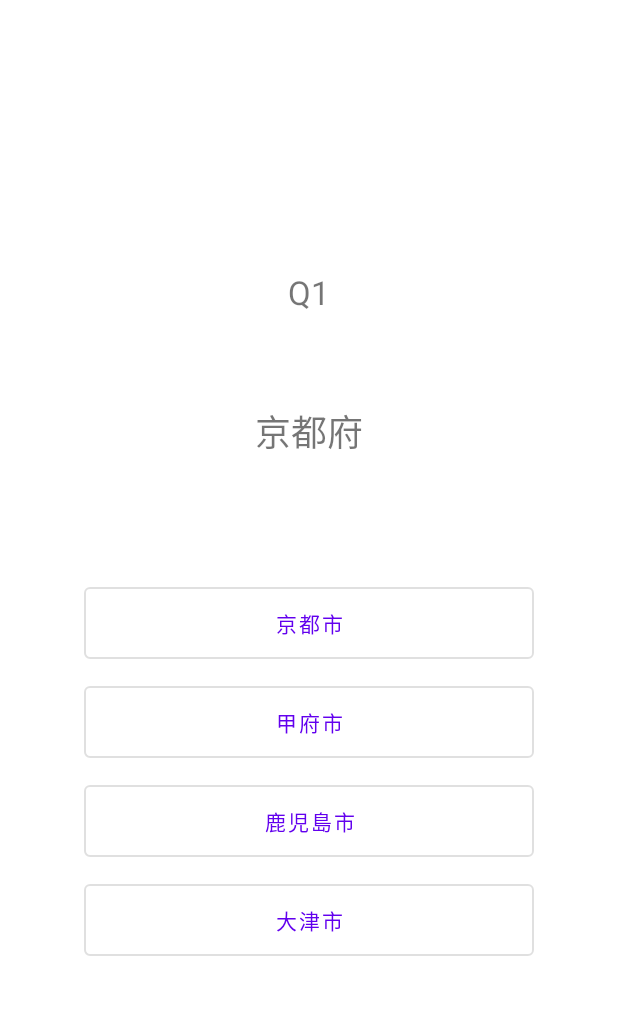
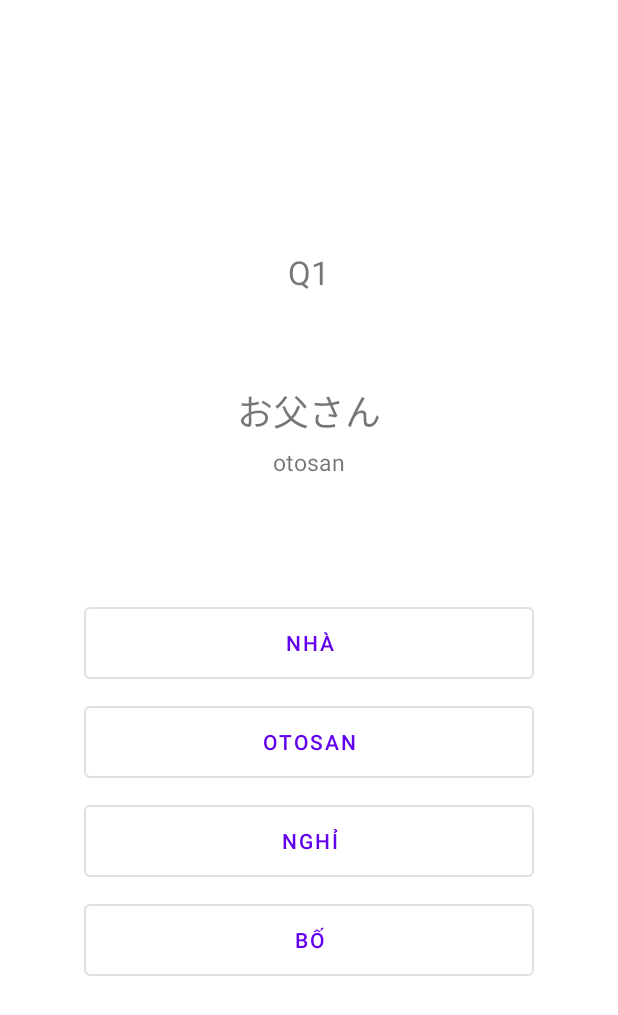
Before and after one commit to HiroyukiYamamoto-vjconnect/NihongoQuiz, an Android app: the screen it shows after launch (MainActivity), after a tap on "クイズを始める", on a phone screen of 412 x 824 dp. Shown: the top 1015 px of the screen. Run offline under Robolectric (Android 15) with nearby library versions, the phone set to English and light mode, and no system bars; our stand-ins replace AdMob.

Commit message:
・クイズ問題を正式なものに変更（一部） ・問題文にアルファベットを表示するよう修正

```diff
--- a/app/src/main/java/com/vjconnect/nihongoquiz/MainActivity.java
+++ b/app/src/main/java/com/vjconnect/nihongoquiz/MainActivity.java
@@ -32,6 +32,7 @@ public class MainActivity extends AppCompatActivity {
 
     private TextView countLabel;
     private TextView questionLabel;
+    private TextView alphabetLabel;
     private Button answerBtn1;
     private Button answerBtn2;
     private Button answerBtn3;
@@ -72,6 +73,7 @@ public class MainActivity extends AppCompatActivity {
 
         countLabel = findViewById(R.id.countLabel);
         questionLabel = findViewById(R.id.questionLabel);
+        alphabetLabel = findViewById(R.id.alphabetLabel);
         answerBtn1 = findViewById(R.id.answerBtn1);
         answerBtn2 = findViewById(R.id.answerBtn2);
         answerBtn3 = findViewById(R.id.answerBtn3);
@@ -105,11 +107,12 @@ public class MainActivity extends AppCompatActivity {
             // quizArrayを作成
             while (cursor.moveToNext()) {
                 ArrayList<String> tmpArray = new ArrayList<>();
-                tmpArray.add(cursor.getString(0)); // 都道府県名
-                tmpArray.add(cursor.getString(1)); // 正解
-                tmpArray.add(cursor.getString(2)); // 選択肢1
-                tmpArray.add(cursor.getString(3)); // 選択肢2
-                tmpArray.add(cursor.getString(4)); // 選択肢3
+                tmpArray.add(cursor.getString(0)); // 日本語名
+                tmpArray.add(cursor.getString(1)); // アルファベット
+                tmpArray.add(cursor.getString(2)); // 正解
+                tmpArray.add(cursor.getString(3)); // 選択肢1
+                tmpArray.add(cursor.getString(4)); // 選択肢2
+                tmpArray.add(cursor.getString(5)); // 選択肢3
                 quizArray.add(tmpArray);
             }
         } finally {
@@ -165,11 +168,14 @@ public class MainActivity extends AppCompatActivity {
         // randomNumを使って、quizArrayからクイズを一つ取り出す
         ArrayList<String> quiz = quizArray.get(randomNum);
 
-        // 問題文(都道府県名)を表示
+        // 問題文(日本語)を表示
         questionLabel.setText(quiz.get(0));
 
+        // 問題文のアルファベットを表示
+        alphabetLabel.setText(quiz.get(1));
+
         // 正解をrightAnswerにセット
-        rightAnswer = quiz.get(1);
+        rightAnswer = quiz.get(2);
 
         // クイズ配列から問題文(都道府県名)を削除
         quiz.remove(0);
@@ -178,10 +184,10 @@ public class MainActivity extends AppCompatActivity {
         Collections.shuffle(quiz);
 
         // 解答ボタンに正解と選択肢3つを表示
-        answerBtn1.setText(quiz.get(0));
-        answerBtn2.setText(quiz.get(1));
-        answerBtn3.setText(quiz.get(2));
-        answerBtn4.setText(quiz.get(3));
+        answerBtn1.setText(quiz.get(1));
+        answerBtn2.setText(quiz.get(2));
+        answerBtn3.setText(quiz.get(3));
+        answerBtn4.setText(quiz.get(4));
 
         // このクイズをquizArrayから削除
         quizArray.remove(randomNum);
--- a/app/src/main/java/com/vjconnect/nihongoquiz/QuizDatabaseHelper.java
+++ b/app/src/main/java/com/vjconnect/nihongoquiz/QuizDatabaseHelper.java
@@ -11,7 +11,44 @@ public class QuizDatabaseHelper extends SQLiteOpenHelper {
     static final private int VERSION = 001;
 
     String[][] quizData = {
-            // {"都道府県名", "正解", "選択肢１", "選択肢２", "選択肢３", "カテゴリー"}
+            // {"日本語", "正解", "選択肢１", "選択肢２", "選択肢３", "カテゴリー"}
+            {"朝", "asa","Buổi sáng","Bạn bè","Nghỉ","Tình yêu","1"},
+            {"家", "ie","Nhà","Điện","Tuần sau","Tình yêu, tình thương","1"},
+            {"エアコン", "eakon","Máy điều hòa","Bà","Nghỉ","Ý tưởng","1"},
+            {"お母さん", "okasan","Mẹ","Tuần trước","Anh trai","Bắt tay","1"},
+            {"外国", "gaikoku","Nước ngoài","Tai nạn, sự cố","Con chó","Truy cập","1"},
+            {"季節", "kisetsu","Mùa","Buổi chiều","Sinh viên, học sinh","Trọng âm","1"},
+            {"空港", "kuko","Sân bay","Giày","Lớp học","Khắp nơi, đây đó ","1"},
+            {"元気", "genki","Khoẻ mạnh","Lớp học","Giày","Thu thập","1"},
+            {"高校", "koko","Trường trung học phổ thông","Sinh viên, học sinh","Buổi chiều","Địa chỉ","1"},
+            {"魚", "sakana","Cá","Tiền bạc","Tai nạn, sự cố","Dọn dẹp","1"},
+            {"時間", "jikan","Thời gian","Ga tàu, nhà ga","Tuần trước","Lời khuyên","1"},
+            {"スーパー", "supa","Siêu thị","Con chó","Bà","Hố, hang, lỗ hỏng","1"},
+            {"席", "seki","Ghế","Anh trai","Điện","Phần dư, phần còn lại","1"},
+            {"外", "soto","Ở ngoài","Bố mẹ","Bạn bè","Bảng câu hỏi","1"},
+            {"大学", "daigaku","Trường đại học","Tuần sau","Buổi sáng","Tinh nghịch, nghịch ngợm","1"},
+            {"お父さん", "otosan","Bố","Nghỉ","Nhà","Việc nhà, việc nội trợ","1"},
+            {"テレビ", "televi","Ti vi","E-mail","Máy điều hòa","Cho vay","1"},
+            {"メール", "meru","E-mail","Ti vi","Mẹ","Con số","1"},
+            {"休み", "yasumi","Nghỉ","Bố","Nước ngoài","Một hướng, một bên","1"},
+            {"来週", "raishu","Tuần sau","Bố","Mùa","Danh mục, Catalog","1"},
+            {"両親", "ryosin","Bố mẹ","Trường đại học","Sân bay","Giá trị","1"},
+            {"兄", "ani","Anh trai","Ở ngoài","Khoẻ mạnh","Cắt","1"},
+            {"犬", "inu","Con chó","Ghế","Trường trung học phổ thông","Hoạt động","1"},
+            {"駅", "eki","Ga tàu, nhà ga","Siêu thị","Cá","Nhẫn nhịn, chịu đựng","1"},
+            {"お金", "okane","Tiền bạc","Thời gian","Chúa Trời","Tình yêu","1"},
+            {"学生", "gakusei","Sinh viên, học sinh","Bầu trời","Ý tưởng","Bắt tay","1"},
+            {"教室", "kyoshitsu","Lớp học","Trường trung học phổ thông","Truy cập","Địa chỉ","1"},
+            {"靴", "kutsu","Giày","Khoẻ mạnh","Thời gian","Chào mừng, nghênh đón","1"},
+            {"午後", "gogo","Buổi chiều","Sân bay","Siêu thị","Du lịch","1"},
+            {"事故", "jiko","Tai nạn, sự cố","Mùa","Ghế","Bạn bè","1"},
+            {"先週", "sensyu","Tuần trước","Nước ngoài","Ở ngoài","Điện","1"},
+            {"祖母", "sobo","Bà","Mẹ","Trường đại học","Tai nạn, sự cố", "1"},
+            {"電気", "denki","Điện","Máy điều hòa","Bố","Giày","1"},
+            {"友達", "tomodachi","Bạn bè","Nhà","Ti vi","Anh trai","1"},
+
+
+            /*
             {"北海道", "札幌市", "長崎市", "福島市", "前橋市", "1"},
             {"青森県", "青森市", "広島市", "甲府市", "岡山市", "1"},
             {"岩手県", "盛岡市","大分市", "秋田市", "福岡市", "1"},
@@ -59,6 +96,8 @@ public class QuizDatabaseHelper extends SQLiteOpenHelper {
             {"宮崎県", "宮崎市", "札幌市", "新潟市", "奈良市", "6"},
             {"鹿児島県", "鹿児島県", "和歌山市", "神戸市", "名古屋市", "6"},
             {"沖縄県", "那覇市", "熊本市", "高知市", "大津市", "6"}
+
+             */
     };
 
 
@@ -70,7 +109,7 @@ public class QuizDatabaseHelper extends SQLiteOpenHelper {
     public void onCreate(SQLiteDatabase db) {
         // テーブルを作成
         db.execSQL("CREATE TABLE quiz (" +
-                "question TEXT PRIMARY KEY, answer TXT, choice1 TEXT," +
+                "question TEXT PRIMARY KEY, alphabet TXT, answer TXT, choice1 TEXT," +
                 "choice2 TXT, choice3 TXT, category TXT)");
 
         // トランザクション開始
@@ -78,20 +117,21 @@ public class QuizDatabaseHelper extends SQLiteOpenHelper {
         try {
             // SQLを準備
             SQLiteStatement sql = db.compileStatement(
-                    "INSERT INTO quiz (question, answer, choice1, choice2, choice3, category)" +
-                            "VALUES(?, ?, ?, ?, ?, ?)"
+                    "INSERT INTO quiz (question, alphabet, answer, choice1, choice2, choice3, category)" +
+                            "VALUES(?, ?, ?, ?, ?, ?, ?)"
             );
 
             // クイズにデータを一行ずつ追加する
             for (int i=0; i < quizData.length; i++) {
                 // Valueをセット
                 // bindString(index, value)
-                sql.bindString(1, quizData[i][0]); // 都道府県名
-                sql.bindString(2, quizData[i][1]); // 正解
-                sql.bindString(3, quizData[i][2]); // 選択肢１
-                sql.bindString(4, quizData[i][3]); // 選択肢２
-                sql.bindString(5, quizData[i][4]); // 選択肢３
-                sql.bindString(6, quizData[i][5]); // カテゴリ
+                sql.bindString(1, quizData[i][0]); // 日本語
+                sql.bindString(2, quizData[i][1]); // アルファベット
+                sql.bindString(3, quizData[i][2]); // 正解
+                sql.bindString(4, quizData[i][3]); // 選択肢１
+                sql.bindString(5, quizData[i][4]); // 選択肢２
+                sql.bindString(6, quizData[i][5]); // 選択肢３
+                sql.bindString(7, quizData[i][6]); // カテゴリ
 
                 sql.executeInsert();
             }
--- a/app/src/main/res/layout/activity_main.xml
+++ b/app/src/main/res/layout/activity_main.xml
@@ -22,6 +22,14 @@
         android:text="@string/question_label"
         android:textSize="24sp"
         android:layout_marginTop="60dp"/>
+
+    <TextView
+        android:id="@+id/alphabetLabel"
+        android:layout_width="wrap_content"
+        android:layout_height="wrap_content"
+        android:text="@string/alphabet_Label"
+        android:textSize="15sp"
+        android:layout_marginTop="5dp"/>
 
     <Button
         android:id="@+id/answerBtn1"
--- a/app/src/main/res/values/strings.xml
+++ b/app/src/main/res/values/strings.xml
@@ -7,17 +7,17 @@
     <string name="btn_start">クイズを始める</string>
     <string name="btn_show_score">スコアを見る</string>
     <string-array name="quiz_category">
-        <item>全て</item>
-        <item>北海道・東北</item>
-        <item>関東</item>
-        <item>中部</item>
-        <item>近畿</item>
-        <item>中国・四国</item>
-        <item>九州</item>
+        <item>All</item>
+        <item> N5-N4</item>
+        <item>N3</item>
+        <item>N2</item>
+        <item>N1</item>
     </string-array>
 
     <!-- クイズ画面 -->
     <string name="question_label">問題文</string>
+    <string name="alphabet_Label">アルファベット</string>
+"
     <string name="count_label">Q%d</string>
     <string name="answer_btn">選択肢</string>
 
```
